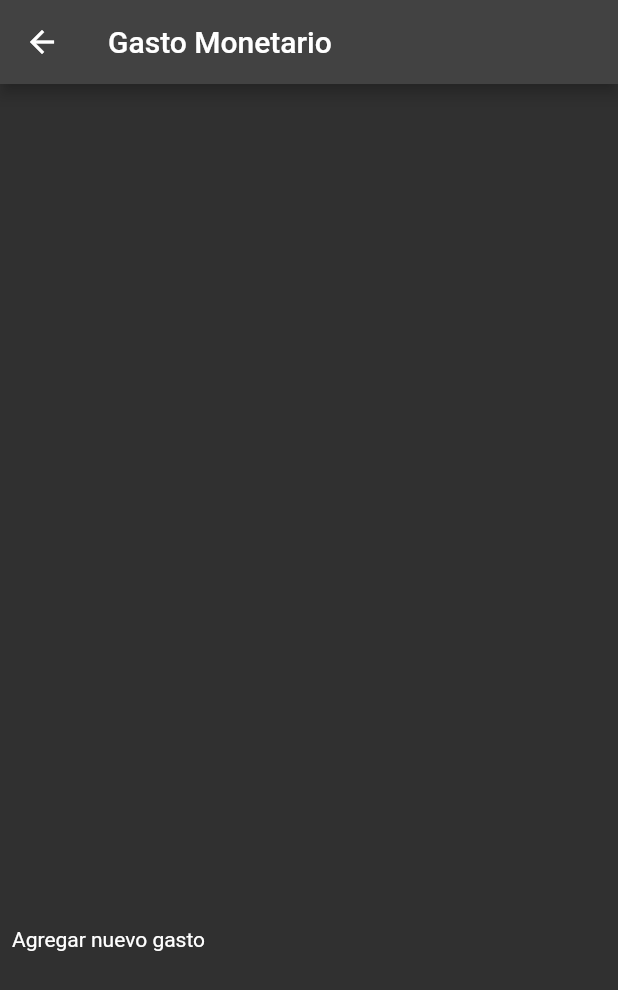
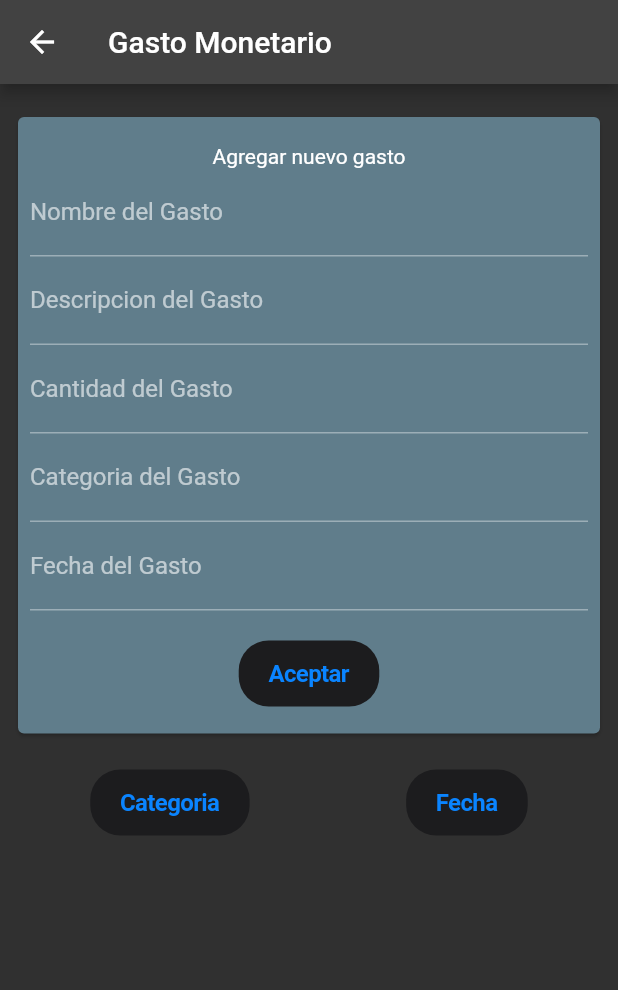
Before and after one commit to YukzZ/GastoApp, a Flutter app: the GastoPage screen opened directly, on a phone screen of 412 x 824 dp. Shown: the top 990 px of the screen. Run offline on Flutter 3.47's test engine with Material 2 defaults, Android fonts, the phone set to English and light mode, and no system bars; our stand-ins replace bloc, equatable, flutter_bloc, flutter_svg, objectbox; generated files the repository leaves out were written again.

Commit message:
Se agrega pantalla de detalles y funcionalidad principal de guardado en BD

```diff
--- a/lib/app/modules/gasto/cubit/gasto_cubit.dart
+++ b/lib/app/modules/gasto/cubit/gasto_cubit.dart
@@ -32,6 +32,12 @@ class GastoCubit extends Cubit<GastoState> {
     await getAll();
   }
 
+  Future<void> getByCategoria({required String categoriaGasto})async{
+    final gasto = GastoController().getByCategoria(categoriaGasto);
+    emit(state.copyWith(gastoModel: gasto));
+    await getAll();
+  }
+
   Future<void> save({
     required String nombreGasto,
     required String descripcionGasto,
--- a/lib/app/modules/gasto/view/gasto_page.dart
+++ b/lib/app/modules/gasto/view/gasto_page.dart
@@ -1,6 +1,10 @@
 import 'package:flutter/material.dart';
+import 'package:flutter/services.dart';
 import 'package:flutter_bloc/flutter_bloc.dart';
 import 'package:gastos_app/app/modules/gasto/cubit/gasto_cubit.dart';
+import 'package:gastos_app/app/modules/gasto/view/detalle_gasto_page.dart';
+import 'package:gastos_app/data/models/gasto_model.dart';
+import 'package:gastos_app/widgets/custom_button.dart';
 
 class GastoPage extends StatefulWidget {
   const GastoPage({super.key});
@@ -22,11 +26,16 @@ class _GastoPageState extends State<GastoPage> {
         child: BlocBuilder<GastoCubit, GastoState>(
           builder: (context, state) {
             cubit = context.read<GastoCubit>();
-            const widgetEstatus = Center(child: Text('No hay datos'),);
+            Widget widgetEstatus = const Center(child: Text('No hay datos'),);
             if(state.status == GastoEstatus.success){
-
+              widgetEstatus = listGastos(lsGastos: state.lsGastos);
+            }else if(state.status == GastoEstatus.loading){
+              widgetEstatus = const Center(child: CircularProgressIndicator());
+            }else if(state.status == GastoEstatus.failure){
+              widgetEstatus = const Center(child: Text('Error en la BD'));
             }
-            return Padding(
+            return SingleChildScrollView(
+              child: Padding(
                 padding: const EdgeInsets.all(8),
                 child: Column(
                   mainAxisAlignment: MainAxisAlignment.spaceAround,
@@ -34,8 +43,40 @@ class _GastoPageState extends State<GastoPage> {
                     const SizedBox(
                       height: 10,
                     ),
-                  Text('Agregar nuevo gasto'),
+                    Card(
+                      color: Colors.blueGrey,
+                      child: Padding(
+                        padding: const EdgeInsets.all(8),
+                        child: Column(
+                          children: [
+                            const SizedBox(
+                              height: 10,
+                            ),
+                            const Text('Agregar nuevo gasto'),
+                            formNuevoGasto(cubit: cubit),
+                            const SizedBox(
+                        height: 10,
+                                          ),
                           ],
+                        ),
+                      ),
+                    ),
+
+                    const SizedBox(height: 20,),
+                    Row(
+                      mainAxisAlignment: MainAxisAlignment.spaceAround,
+                      children: [
+                      CustomButton(onPressed: () {
+                          cubit.getByCategoria(categoriaGasto: 'Curso');
+                        }, label: 'Categoria',),
+                        CustomButton(onPressed: () {
+
+                        }, label: 'Fecha',),
+                              ],),
+
+                    widgetEstatus,
+                  ],
+                ),
               ),
             );
           },
@@ -43,4 +84,117 @@ class _GastoPageState extends State<GastoPage> {
       ),
     );
   }
+
+  final controllerNombreGasto = TextEditingController();
+  final controllerDescripcionGasto = TextEditingController();
+  final controllerCantidadGasto = TextEditingController();
+  final controllerCategoriaGasto = TextEditingController();
+  final controllerFechaGasto = TextEditingController();
+  Widget formNuevoGasto ({required GastoCubit cubit}){
+    var cantidad = 0;
+    return Column(
+      children: [
+        TextFormField(
+          decoration: const InputDecoration(
+            labelText: 'Nombre del Gasto',
+          ),
+          controller: controllerNombreGasto,
+        ),
+        TextFormField(
+          decoration: const InputDecoration(
+            labelText: 'Descripcion del Gasto',
+          ),
+          controller: controllerDescripcionGasto,
+        ),
+        TextFormField(
+          decoration: const InputDecoration(
+            labelText: 'Cantidad del Gasto',
+          ),
+          keyboardType: TextInputType.number,
+          controller: controllerCantidadGasto,
+          inputFormatters: <TextInputFormatter>[
+            FilteringTextInputFormatter.digitsOnly
+          ],
+          onChanged: (value) {
+            cantidad = int.parse(value);
+          },
+        ),
+        TextFormField(
+          decoration: const InputDecoration(
+            labelText: 'Categoria del Gasto',
+          ),
+          controller: controllerCategoriaGasto,
+        ),
+        TextFormField(
+          decoration: const InputDecoration(
+            labelText: 'Fecha del Gasto',
+          ),
+          controller: controllerFechaGasto,
+          keyboardType: TextInputType.datetime,
+        ),
+        const SizedBox(height: 20,),
+        CustomButton(
+          onPressed: (){
+            cubit.save(
+              nombreGasto: controllerNombreGasto.text,
+              descripcionGasto: controllerDescripcionGasto.text,
+              cantidadGasto: cantidad,
+              categoriaGasto: controllerCategoriaGasto.text,
+              fechaGasto: controllerFechaGasto.text,
+            );
+            controllerNombreGasto.clear();
+            controllerDescripcionGasto.clear();
+            controllerCantidadGasto.clear();
+            controllerCategoriaGasto.clear();
+            controllerFechaGasto.clear();
+          },
+          label: 'Aceptar',
+        ),
+      ],
+    );
   }
+
+  Widget listGastos({required List<GastoModel> lsGastos,}){
+    return ListView.builder(
+      shrinkWrap: true,
+      itemCount: lsGastos.length,
+      itemBuilder: (context, index) {
+
+        return Padding(
+          padding: const EdgeInsets.all(10),
+          child: InkWell(
+            onTap: () async {
+              await Navigator.push(
+                context,
+                MaterialPageRoute<void>(
+                  builder: (context) => DetalleGastoPage(
+                    id: lsGastos[index].id,
+                    nombreGasto: lsGastos[index].nombreGasto,
+                    descripcionGasto: lsGastos[index].descripcionGasto,
+                    cantidadGasto: lsGastos[index].cantidadGasto,
+                    categoriaGasto: lsGastos[index].categoriaGasto,
+                    fechaGasto: lsGastos[index].fechaGasto,
+                  ),
+                ),
+              );
+            },
+            child: Card(
+              color: Colors.grey,
+              child: Column(
+                children: [
+                  ListTile(
+                    title: Text(
+                      lsGastos[index].nombreGasto,
+                      textAlign: TextAlign.center,
+                    ),
+
+                  ),
+                ],
+              ),
+            ),
+          ),
+        );
+      },
+    );
+  }
+}
--- a/lib/app/view/app.dart
+++ b/lib/app/view/app.dart
@@ -1,4 +1,5 @@
 import 'package:flutter/material.dart';
+import 'package:flutter_localizations/flutter_localizations.dart';
 import 'package:gastos_app/app/modules/home/home_page.dart';
 import 'package:gastos_app/l10n/l10n.dart';
 
@@ -11,7 +12,10 @@ class App extends StatelessWidget {
       theme: ThemeData.dark(
 
       ),
-      localizationsDelegates: AppLocalizations.localizationsDelegates,
+      localizationsDelegates: const [
+        AppLocalizations.delegate,
+        GlobalMaterialLocalizations.delegate,
+      ],
       supportedLocales: AppLocalizations.supportedLocales,
       home: const HomePage(),
     );
--- a/lib/core/data_base_controller.dart
+++ b/lib/core/data_base_controller.dart
@@ -5,11 +5,13 @@ import 'package:path_provider/path_provider.dart';
 
 class DataBaseController{
   static late final Store store;
+
   Future<void> initDataBase() async{
-    final appDocumentsDirectory = await getApplicationDocumentsDirectory();
+    final appDocumentsDirextory = await getApplicationDocumentsDirectory();
+
     store = Store(
       getObjectBoxModel(),
-      directory: path.join(appDocumentsDirectory.path, 'test_db'),
+      directory: path.join(appDocumentsDirextory.path, 'test_db'),
     );
   }
 }
```
Also changed, not shown: lib/app/modules/gasto/view/detalle_gasto_page.dart (added, +107 -0 lines), lib/bootstrap.dart (+9 -1 lines), lib/core/controllers/gasto_controller.dart (+8 -0 lines). Lines whose indentation alone changed are shown as unchanged.
